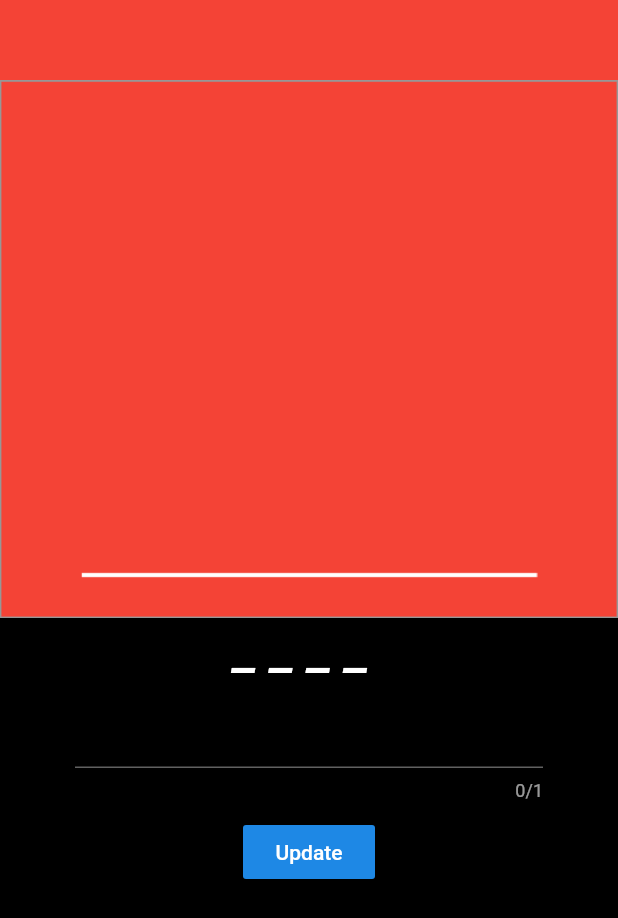
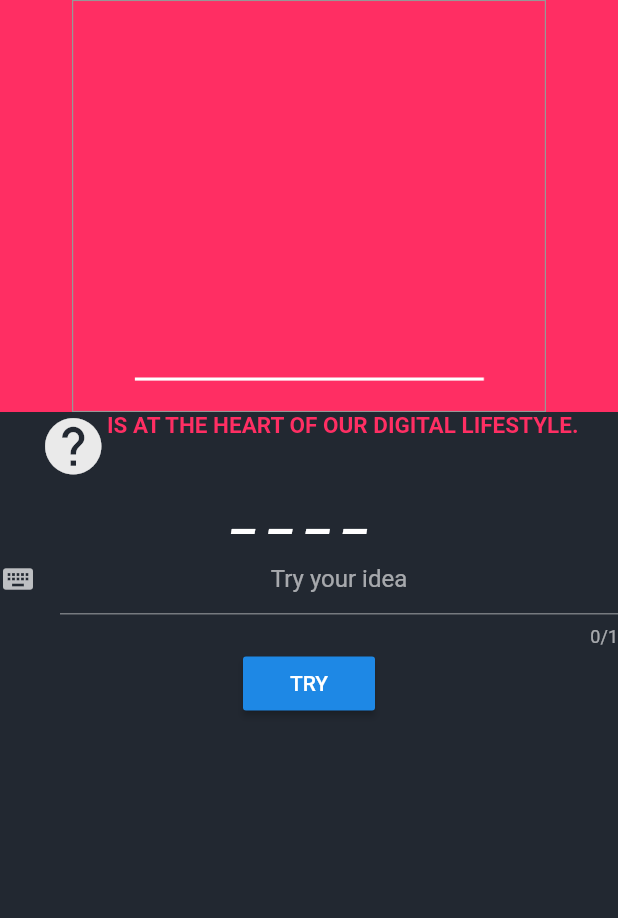
Before and after one commit to VB10/manhang, a Flutter app: the screen it shows after launch, after a tap on the "arrow forward ios" icon, on a phone screen of 412 x 824 dp. Shown: the top 918 px of the screen. Run offline on Flutter 3.47's test engine with Material 2 defaults, Android fonts, the phone set to English and light mode, and no system bars; Roboto replaces fonts that are missing (Hind, Montserrat).

Commit message:
design fix 1

```diff
--- a/lib/model/BaseEnum.dart
+++ b/lib/model/BaseEnum.dart
@@ -1,78 +1,2 @@
 enum TAG { login, game }
-
-class HumanModel {
-  List<String> human = [
-    '''
-  +---+
-  |   |
-      |
-      |
-      |
-      |
-=========''',
-    '''
-  +---+
-  |   |
-  O   |
-      |
-      |
-      |
-=========''',
-    '''
-  +---+
-  |   |
-  O   |
-  |   |
-      |
-      |
-=========''',
-    '''
-  +---+
-  |   |
-  O   |
- /|   |
-      |
-      |
-=========''',
-    '''
-  +---+
-  |   |
-  O   |
- /|\  |
-      |
-      |
-=========''',
-    '''
-  +---+
-  |   |
-  O   |
- /|\  |
- /    |
-      |
-=========''',
-    '''
-  +---+
-  |   |
-  O   |
- /|\  |
- / \  |
-      |
-=========''',
-    '''
-  +----+
-  |    |
- (x)   |
- /|\   |
- / \   |
-       |
-==========''',
-    '''
-  +----+
-  |    |
-(x-x)  |
- /|\   |
- / \   |
-       |
-=========='''
-  ];
-}
+enum LANGUAGE { go, dart, js, python, java, kotlin, swift }
--- /dev/null
+++ b/lib/model/Question.dart
@@ -0,0 +1,22 @@
+import 'BaseEnum.dart';
+
+class Question {
+  Map<LANGUAGE, String> languageWords = new Map<LANGUAGE, String>();
+  Question() {
+    setLanguageWord();
+  }
+
+//set language arrays item.
+  setLanguageWord() {
+    languageWords[LANGUAGE.dart] =
+        "helps you craft beautiful, high-quality experiences across all screens";
+    languageWords[LANGUAGE.go] =
+        "that makes it easy to build simple, reliable, and efficient software.";
+    languageWords[LANGUAGE.java] = "is at the heart of our digital lifestyle.";
+    languageWords[LANGUAGE.swift] =
+        "Our goals for Swift are ambitious: we want to make programming simple things easy, and difficult things possible";
+    languageWords[LANGUAGE.kotlin] = "Dont't block keep moving";
+    languageWords[LANGUAGE.python] =
+        " is a programming language that lets you work quickly and integrate systems more effectively";
+  }
+}
--- a/lib/screens/game.dart
+++ b/lib/screens/game.dart
@@ -1,5 +1,8 @@
+import 'dart:math';
+
 import 'package:flutter/material.dart';
-import 'package:manhang/model/BaseEnum.dart';
+import 'package:manhang/model/Question.dart';
+import '../model/BaseEnum.dart';
 
 class GamePage extends StatefulWidget {
   GamePage({
@@ -11,13 +14,18 @@ class GamePage extends StatefulWidget {
 }
 
 class _GamePageState extends State<GamePage> {
-  final _tfController = new TextEditingController();
+  final _textEC = new TextEditingController();
+  final String word = "";
+
   String questionWord = "";
-  final String word = "test";
+  String questionDescription = "";
+
   int wrongAnswer = 1;
+  final int totalRights = 5;
+
+  bool _isValid = true;
+
   List<String> _listWord = new List<String>();
-  List<String> _errorList = ["1", "2", "3", "4", "5"];
-  HumanModel model = new HumanModel();
 
   pigLatin(String words) => words.replaceAllMapped(
       new RegExp(r'([A-Z])', caseSensitive: false), (Match m) => "_ ");
@@ -25,32 +33,44 @@ class _GamePageState extends State<GamePage> {
   @override
   void initState() {
     super.initState();
+    final int _randomNumber = new Random().nextInt(LANGUAGE.values.length - 1);
+    Question _question = new Question();
+    final LANGUAGE randomLanguage = LANGUAGE.values[_randomNumber];
     setState(() {
-      questionWord = pigLatin(word);
+      questionWord = pigLatin(randomLanguage.toString().split(".").last);
+
+      questionDescription = _question.languageWords[randomLanguage];
       _listWord = questionWord.trim().split(" ");
     });
   }
 
   void onPressOfButton() {
-    int searchIndex = word.indexOf(_tfController.text);
+    setState(() {
+      _isValid = _textEC.text.isEmpty ? true : false;
+    });
+    if (!_isValid) {
+      return;
+    }
+
+    int searchIndex = word.indexOf(_textEC.text);
 
     if (searchIndex >= 0) {
       //end game.
       if (!questionWord.contains("_")) {
         endGame(true);
       } else {
-        if (questionWord.contains(_tfController.text)) {
+        if (questionWord.contains(_textEC.text)) {
           return;
         } else {
           convertList();
         }
       }
     } else {
-      _tfController.text = "";
+      _textEC.text = "";
       setState(() {
         wrongAnswer++;
       });
-      if (wrongAnswer == _errorList.length) {
+      if (wrongAnswer == totalRights) {
         endGame(false);
       }
       return;
@@ -71,8 +91,8 @@ class _GamePageState extends State<GamePage> {
 
   void convertList() {
     for (var i = 0; i < _listWord.length; i++) {
-      if (word[i] == _tfController.text) {
-        _listWord[i] = _tfController.text;
+      if (word[i] == _textEC.text) {
+        _listWord[i] = _textEC.text;
       }
     }
     var _newList = _listWord.map((data) => "$data ");
@@ -81,7 +101,7 @@ class _GamePageState extends State<GamePage> {
     setState(() {
       questionWord = _questionWord;
     });
-    _tfController.text = "";
+    _textEC.text = "";
     if (!questionWord.contains("_")) {
       endGame(true);
     }
@@ -90,43 +110,62 @@ class _GamePageState extends State<GamePage> {
   @override
   Widget build(BuildContext context) {
     return Scaffold(
-      body: Container(
-        color: Colors.red,
-        child: Column(
+      body: Column(
         children: <Widget>[
           Expanded(
             flex: 1,
             child: Container(
-                color: Colors.red,
+              color: Color.fromRGBO(255, 46, 99, 1),
               alignment: Alignment.bottomCenter,
               child: Image.asset('assets/images/$wrongAnswer.png'),
             ),
           ),
           Expanded(
-              flex: 1,
+            flex: 2,
             child: Container(
                 alignment: Alignment.bottomCenter,
-                  color: Colors.black,
+                color: Color.fromRGBO(34, 40, 49, 1),
                 child: SafeArea(
                     child: Column(
                   children: <Widget>[
+                    Wrap(
+                      alignment: WrapAlignment.center,
+                      children: <Widget>[
+                        Icon(
+                          Icons.help,
+                          color: Color.fromRGBO(234, 234, 234, 1),
+                          size: 45,
+                        ),
+                        Text(
+                          questionDescription.toUpperCase(),
+                          softWrap: true,
+                          style: TextStyle(
+                              fontSize: 15,
+                              fontWeight: FontWeight.bold,
+                              color: Color.fromRGBO(255, 46, 99, 1)),
+                        )
+                      ],
+                    ),
                     Text(
                       questionWord,
                       style: Theme.of(context).textTheme.title,
                       softWrap: false,
                     ),
-                      Container(
-                        margin:
-                            EdgeInsets.symmetric(vertical: 10, horizontal: 50),
+                    Align(
                       alignment: Alignment.center,
                       child: TextField(
-                          controller: _tfController,
+                        controller: _textEC,
                         textAlign: TextAlign.center,
                         maxLength: 1,
+
+                        decoration: InputDecoration(
+                            icon: Icon(Icons.keyboard),
+                            hintText: "Try your idea"),
+
                       ),
                     ),
                     RaisedButton(
-                        child: new Text("Update"),
+                      child: Text("TRY"),
                       onPressed: onPressOfButton,
                     ),
                   ],
@@ -134,7 +173,6 @@ class _GamePageState extends State<GamePage> {
           ),
         ],
       ),
-      ),
     );
   }
 }
```
Also changed, not shown: lib/controller/a.dart (added). Lines whose indentation alone changed are shown as unchanged.
